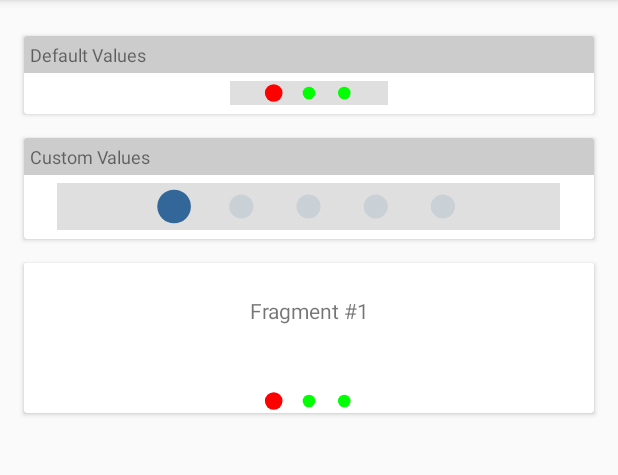
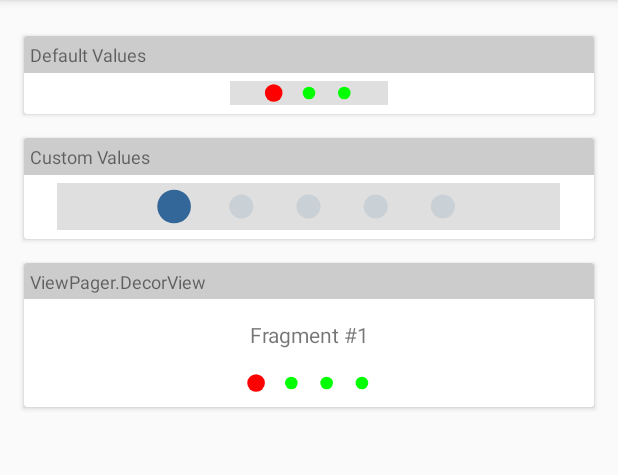
Before and after one commit to dgmltn/Android-Metaball, an Android app: the screen it shows after launch (MainActivity), on a phone screen of 412 x 824 dp, the part 84-559 px from its top. Run offline under Robolectric (Android 15) with nearby library versions, the phone set to English and light mode, and no system bars.

Commit message:
Made ViewPagerMetaballView a ViewPager.DecorView

```diff
--- a/demo/src/main/java/com/dgmltn/metaball/demo/MainActivity.kt
+++ b/demo/src/main/java/com/dgmltn/metaball/demo/MainActivity.kt
@@ -3,7 +3,6 @@ package com.dgmltn.metaball.demo
 import android.os.Bundle
 import android.support.v4.view.ViewPager
 import android.support.v7.app.AppCompatActivity
-import com.dgmltn.metaball.ViewPagerMetaballView
 
 class MainActivity : AppCompatActivity() {
 
@@ -13,10 +12,6 @@ class MainActivity : AppCompatActivity() {
 
         // Get the ViewPager and set it's PagerAdapter so that it can display items
         val viewPager = findViewById(R.id.viewpager) as ViewPager
-        viewPager.adapter = SampleFragmentPagerAdapter(supportFragmentManager, this)
-
-        // Give the TabLayout the ViewPager
-        val dots = findViewById(R.id.viewpager_dots) as ViewPagerMetaballView
-        dots.setupWithViewPager(viewPager)
+        viewPager.adapter = SampleFragmentPagerAdapter(supportFragmentManager)
     }
 }
--- a/demo/src/main/java/com/dgmltn/metaball/demo/SampleFragmentPagerAdapter.java
+++ b/demo/src/main/java/com/dgmltn/metaball/demo/SampleFragmentPagerAdapter.java
@@ -1,22 +1,16 @@
 package com.dgmltn.metaball.demo;
 
-import android.content.Context;
 import android.support.v4.app.Fragment;
 import android.support.v4.app.FragmentManager;
 import android.support.v4.app.FragmentPagerAdapter;
 
-/**
- * Created by dmelton on 6/29/16.
- */
+public class SampleFragmentPagerAdapter extends FragmentPagerAdapter {
 
-public class SampleFragmentPagerAdapter extends FragmentPagerAdapter {
-    final int PAGE_COUNT = 3;
-    private String tabTitles[] = new String[] { "Tab1", "Tab2", "Tab3" };
-    private Context context;
+    private String tabTitles[] = new String[]{"Tab1", "Tab2", "Tab3", "Tab4"};
+    final int PAGE_COUNT = tabTitles.length;
 
-    public SampleFragmentPagerAdapter(FragmentManager fm, Context context) {
+    public SampleFragmentPagerAdapter(FragmentManager fm) {
         super(fm);
-        this.context = context;
     }
 
     @Override
--- a/demo/src/main/res/layout/activity_main.xml
+++ b/demo/src/main/res/layout/activity_main.xml
@@ -69,29 +69,41 @@
                 app:mv_dotCount="5"
                 app:mv_dotRadius="8dp"
                 app:mv_selectedColor="#336699"
-                app:mv_unselectedColor="#20336699"
-                app:mv_isAnimated="true" />
+                app:mv_unselectedColor="#20336699" />
 
         </android.support.v7.widget.CardView>
 
         <android.support.v7.widget.CardView
             android:layout_width="match_parent"
-            android:layout_height="100dp"
+            android:layout_height="wrap_content"
             android:layout_marginBottom="8dp"
             android:layout_marginTop="8dp"
             android:background="#10000000">
+
+            <TextView
+                android:layout_width="match_parent"
+                android:layout_height="wrap_content"
+                android:layout_gravity="top|left"
+                android:background="#ccc"
+                android:padding="4dp"
+                android:text="ViewPager.DecorView"
+                android:textSize="12sp" />
 
             <android.support.v4.view.ViewPager
                 android:id="@+id/viewpager"
                 android:layout_width="match_parent"
                 android:layout_height="64dp"
-                android:background="@android:color/white" />
+                android:layout_marginTop="24dp"
+                android:layout_marginBottom="8dp"
+                android:background="@android:color/white">
 
-            <com.dgmltn.metaball.ViewPagerMetaballView
-                android:id="@+id/viewpager_dots"
-                android:layout_width="match_parent"
-                android:layout_height="wrap_content"
-                android:layout_gravity="bottom|center_horizontal" />
+                <com.dgmltn.metaball.ViewPagerMetaballView
+                    android:id="@+id/viewpager_dots"
+                    android:layout_width="match_parent"
+                    android:layout_height="wrap_content"
+                    android:layout_gravity="bottom|center_horizontal" />
+
+            </android.support.v4.view.ViewPager>
 
         </android.support.v7.widget.CardView>
 
--- a/metaball/src/main/java/com/dgmltn/metaball/ViewPagerMetaballView.kt
+++ b/metaball/src/main/java/com/dgmltn/metaball/ViewPagerMetaballView.kt
@@ -12,12 +12,22 @@ import java.lang.ref.WeakReference
  * Created by dmelton on 6/29/16.
  */
 
+@ViewPager.DecorView
 class ViewPagerMetaballView(context: Context, attrs: AttributeSet?) : MetaballView(context, attrs) {
 
     private var mViewPager: ViewPager? = null
     private var mPagerAdapter: PagerAdapter? = null
     private var mPagerAdapterObserver: DataSetObserver? = null
     private var mPageChangeListener: MetaballViewOnPageChangeListener? = null
+
+    override fun onAttachedToWindow() {
+        super.onAttachedToWindow()
+
+        if (parent is ViewPager && mViewPager == null) {
+            val p = parent as ViewPager
+            setupWithViewPager(p)
+        }
+    }
 
     /**
      * The one-stop shop for setting up this [ViewPagerMetaballView] with a [ViewPager].
--- a/metaball/src/main/res/values/attrs.xml
+++ b/metaball/src/main/res/values/attrs.xml
@@ -6,7 +6,6 @@
         <attr name="mv_unselectedColor" format="color" />
         <attr name="mv_dotRadius" format="dimension" />
         <attr name="mv_dotCount" format="integer" />
-        <attr name="mv_isAnimated" format="boolean" />
     </declare-styleable>
 
 </resources>
```
Also changed, not shown: 1 other file.
